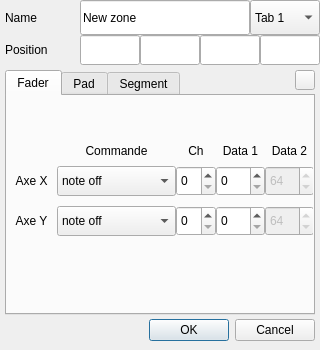
The window that code/Hadrien/QCvWindow/src/UI/zoneeditor.ui (Amxx/MDMA) describes before a commit, drawn with Qt 5.
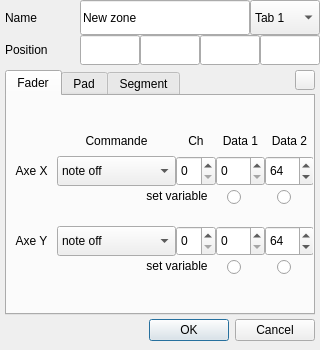
The same window after the commit. Icons and pictures are not drawn.

Diff of the .ui file:
```diff
--- a/code/Hadrien/QCvWindow/src/UI/zoneeditor.ui
+++ b/code/Hadrien/QCvWindow/src/UI/zoneeditor.ui
@@ -130,7 +130,7 @@
      <property name="geometry">
       <rect>
        <x>-1</x>
-       <y>70</y>
+       <y>60</y>
        <width>51</width>
        <height>30</height>
       </rect>
@@ -146,7 +146,7 @@
      <property name="geometry">
       <rect>
        <x>-1</x>
-       <y>110</y>
+       <y>130</y>
        <width>51</width>
        <height>30</height>
       </rect>
@@ -165,7 +165,7 @@
      <property name="geometry">
       <rect>
        <x>209</x>
-       <y>70</y>
+       <y>60</y>
        <width>49</width>
        <height>30</height>
       </rect>
@@ -184,7 +184,7 @@
      <property name="geometry">
       <rect>
        <x>169</x>
-       <y>70</y>
+       <y>60</y>
        <width>40</width>
        <height>30</height>
       </rect>
@@ -200,7 +200,7 @@
      <property name="geometry">
       <rect>
        <x>50</x>
-       <y>70</y>
+       <y>60</y>
        <width>119</width>
        <height>30</height>
       </rect>
@@ -253,7 +253,7 @@
      <property name="geometry">
       <rect>
        <x>50</x>
-       <y>110</y>
+       <y>130</y>
        <width>119</width>
        <height>30</height>
       </rect>
@@ -306,7 +306,7 @@
      <property name="geometry">
       <rect>
        <x>169</x>
-       <y>110</y>
+       <y>130</y>
        <width>40</width>
        <height>30</height>
       </rect>
@@ -322,7 +322,7 @@
      <property name="geometry">
       <rect>
        <x>209</x>
-       <y>110</y>
+       <y>130</y>
        <width>49</width>
        <height>30</height>
       </rect>
@@ -335,7 +335,7 @@
      <property name="geometry">
       <rect>
        <x>50</x>
-       <y>40</y>
+       <y>30</y>
        <width>119</width>
        <height>30</height>
       </rect>
@@ -351,7 +351,7 @@
      <property name="geometry">
       <rect>
        <x>169</x>
-       <y>40</y>
+       <y>30</y>
        <width>40</width>
        <height>30</height>
       </rect>
@@ -367,7 +367,7 @@
      <property name="geometry">
       <rect>
        <x>209</x>
-       <y>40</y>
+       <y>30</y>
        <width>49</width>
        <height>30</height>
       </rect>
@@ -383,7 +383,7 @@
      <property name="geometry">
       <rect>
        <x>258</x>
-       <y>40</y>
+       <y>30</y>
        <width>49</width>
        <height>30</height>
       </rect>
@@ -397,12 +397,12 @@
     </widget>
     <widget class="QSpinBox" name="spinBox_axex_3">
      <property name="enabled">
-      <bool>false</bool>
+      <bool>true</bool>
      </property>
      <property name="geometry">
       <rect>
        <x>258</x>
-       <y>70</y>
+       <y>60</y>
        <width>49</width>
        <height>30</height>
       </rect>
@@ -416,12 +416,12 @@
     </widget>
     <widget class="QSpinBox" name="spinBox_axey_3">
      <property name="enabled">
-      <bool>false</bool>
+      <bool>true</bool>
      </property>
      <property name="geometry">
       <rect>
        <x>258</x>
-       <y>110</y>
+       <y>130</y>
        <width>49</width>
        <height>30</height>
       </rect>
@@ -436,6 +436,110 @@
       <number>64</number>
      </property>
     </widget>
+    <widget class="QLabel" name="label_axex_2">
+     <property name="geometry">
+      <rect>
+       <x>120</x>
+       <y>90</y>
+       <width>100</width>
+       <height>20</height>
+      </rect>
+     </property>
+     <property name="text">
+      <string>set variable</string>
+     </property>
+     <property name="alignment">
+      <set>Qt::AlignCenter</set>
+     </property>
+    </widget>
+    <widget class="QLabel" name="label_axex_3">
+     <property name="geometry">
+      <rect>
+       <x>120</x>
+       <y>160</y>
+       <width>100</width>
+       <height>20</height>
+      </rect>
+     </property>
+     <property name="text">
+      <string>set variable</string>
+     </property>
+     <property name="alignment">
+      <set>Qt::AlignCenter</set>
+     </property>
+    </widget>
+    <widget class="QWidget" name="widget" native="true">
+     <property name="geometry">
+      <rect>
+       <x>210</x>
+       <y>90</y>
+       <width>91</width>
+       <height>21</height>
+      </rect>
+     </property>
+     <widget class="QRadioButton" name="radioButton_variable_1_1">
+      <property name="geometry">
+       <rect>
+        <x>10</x>
+        <y>0</y>
+        <width>22</width>
+        <height>22</height>
+       </rect>
+      </property>
+      <property name="text">
+       <string/>
+      </property>
+     </widget>
+     <widget class="QRadioButton" name="radioButton_variable_1_2">
+      <property name="geometry">
+       <rect>
+        <x>60</x>
+        <y>0</y>
+        <width>22</width>
+        <height>22</height>
+       </rect>
+      </property>
+      <property name="text">
+       <string/>
+      </property>
+     </widget>
+    </widget>
+    <widget class="QWidget" name="widget_2" native="true">
+     <property name="geometry">
+      <rect>
+       <x>210</x>
+       <y>160</y>
+       <width>91</width>
+       <height>21</height>
+      </rect>
+     </property>
+     <widget class="QRadioButton" name="radioButton_variable_2_1">
+      <property name="geometry">
+       <rect>
+        <x>10</x>
+        <y>0</y>
+        <width>22</width>
+        <height>22</height>
+       </rect>
+      </property>
+      <property name="text">
+       <string/>
+      </property>
+     </widget>
+     <widget class="QRadioButton" name="radioButton_variable_2_2">
+      <property name="geometry">
+       <rect>
+        <x>60</x>
+        <y>0</y>
+        <width>22</width>
+        <height>22</height>
+       </rect>
+      </property>
+      <property name="text">
+       <string/>
+      </property>
+     </widget>
+    </widget>
    </widget>
    <widget class="QWidget" name="tab_Pad">
     <attribute name="title">
```
